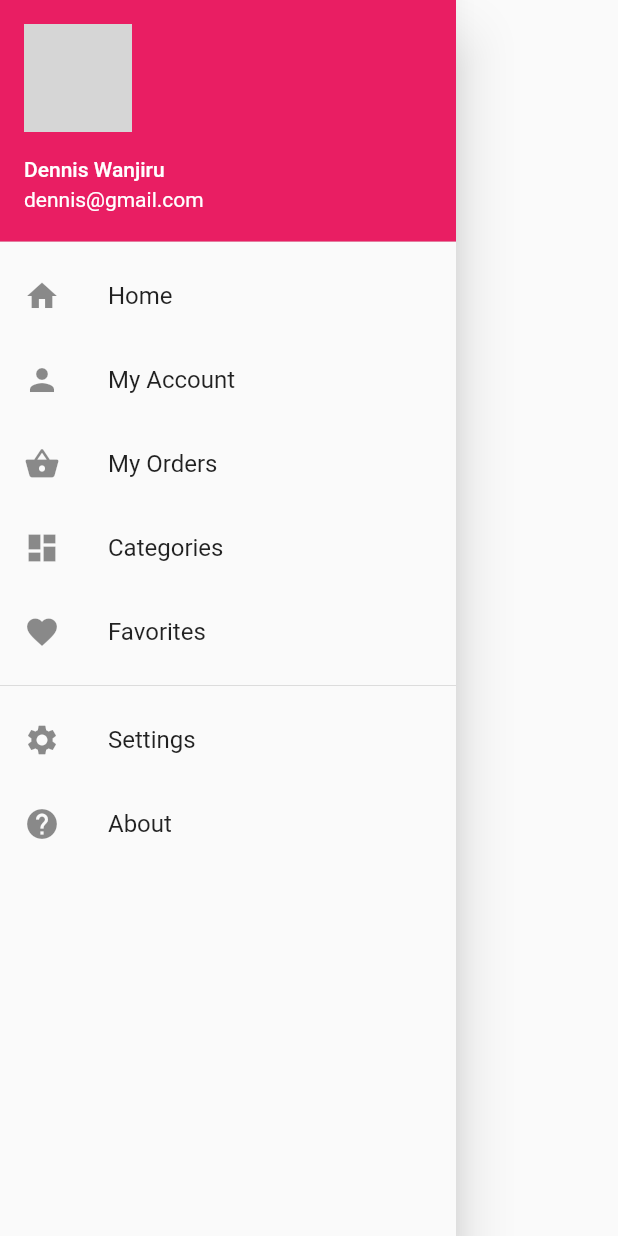
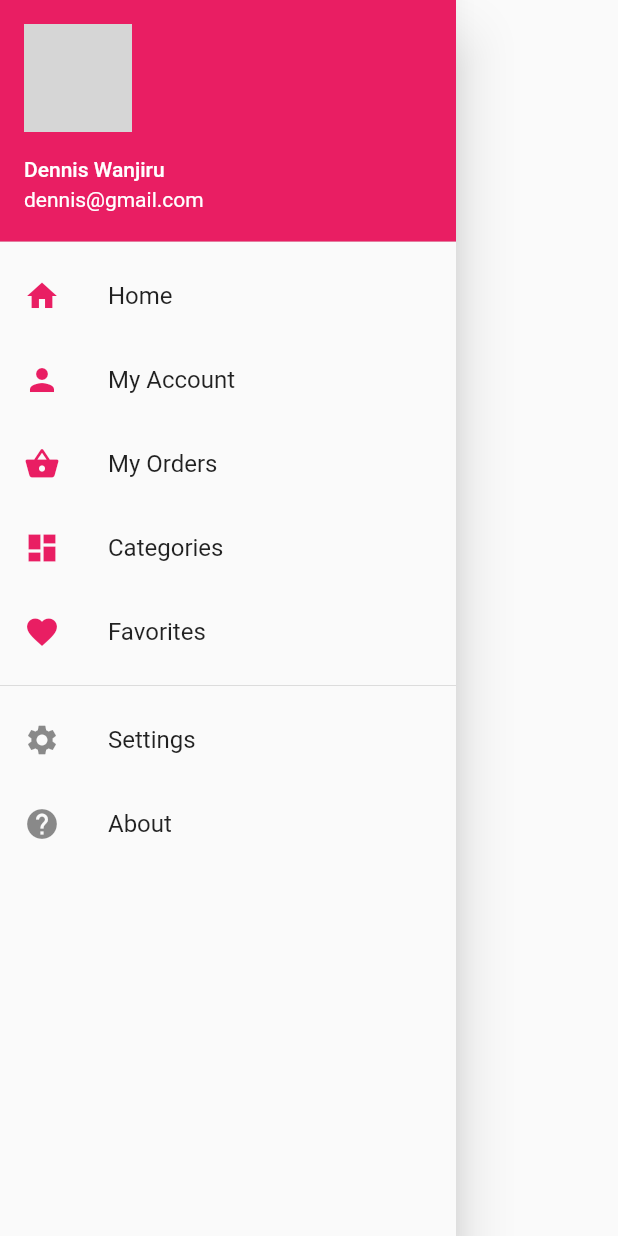
Before and after one commit to denniswanjiru/shopinc-dart, a Flutter app: the AppDrawer widget shown alone on an empty page, opened directly, on a phone screen of 412 x 824 dp. Run offline on Flutter 3.47's test engine with Material 2 defaults, Android fonts, the phone set to English and light mode, and no system bars; grey boxes are pictures that could not be loaded.

Commit message:
Change icons color

```diff
--- a/lib/app_drawer.dart
+++ b/lib/app_drawer.dart
@@ -15,23 +15,31 @@ class AppDrawer extends StatelessWidget {
           ),
           decoration: BoxDecoration(color: Colors.pink),
         ),
-        ListTile(onTap: () {}, title: Text('Home'), leading: Icon(Icons.home)),
+        ListTile(
+          onTap: () {},
+          title: Text('Home'),
+          leading: Icon(Icons.home, color: Colors.pink),
+        ),
         ListTile(
           onTap: () {},
           title: Text('My Account'),
-            leading: Icon(Icons.person)),
+          leading: Icon(Icons.person, color: Colors.pink),
+        ),
         ListTile(
           onTap: () {},
           title: Text('My Orders'),
-            leading: Icon(Icons.shopping_basket)),
+          leading: Icon(Icons.shopping_basket, color: Colors.pink),
+        ),
         ListTile(
           onTap: () {},
           title: Text('Categories'),
-            leading: Icon(Icons.dashboard)),
+          leading: Icon(Icons.dashboard, color: Colors.pink),
+        ),
         ListTile(
           onTap: () {},
           title: Text('Favorites'),
-            leading: Icon(Icons.favorite)),
+          leading: Icon(Icons.favorite, color: Colors.pink),
+        ),
         Divider(),
         ListTile(
             onTap: () {},
```
Lines whose indentation alone changed are shown as unchanged.
